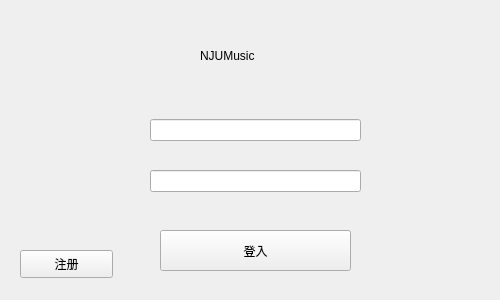
Old version of the form login_and_register/resource/ui/login.ui in the repository zyzzzasdhjk/database_project.
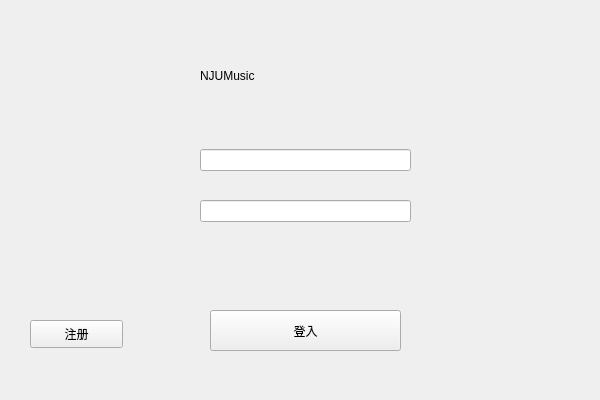
New version of the form.

Commit message: 11.23 登录注册界面重构

What changed in the file:
```diff
--- a/login_and_register/resource/ui/login.ui
+++ b/login_and_register/resource/ui/login.ui
@@ -6,20 +6,20 @@
    <rect>
     <x>0</x>
     <y>0</y>
-    <width>500</width>
-    <height>300</height>
+    <width>600</width>
+    <height>400</height>
    </rect>
   </property>
   <property name="minimumSize">
    <size>
-    <width>500</width>
-    <height>300</height>
+    <width>600</width>
+    <height>400</height>
    </size>
   </property>
   <property name="maximumSize">
    <size>
-    <width>500</width>
-    <height>300</height>
+    <width>600</width>
+    <height>400</height>
    </size>
   </property>
   <property name="windowTitle">
@@ -28,8 +28,8 @@
   <widget class="QPushButton" name="login_register_btn">
    <property name="geometry">
     <rect>
-     <x>20</x>
-     <y>250</y>
+     <x>30</x>
+     <y>320</y>
      <width>93</width>
      <height>28</height>
     </rect>
@@ -41,8 +41,8 @@
   <widget class="QPushButton" name="login_login_btn">
    <property name="geometry">
     <rect>
-     <x>160</x>
-     <y>230</y>
+     <x>210</x>
+     <y>310</y>
      <width>191</width>
      <height>41</height>
     </rect>
@@ -55,9 +55,9 @@
    <property name="geometry">
     <rect>
      <x>200</x>
-     <y>30</y>
-     <width>141</width>
-     <height>51</height>
+     <y>40</y>
+     <width>251</width>
+     <height>71</height>
     </rect>
    </property>
    <property name="styleSheet">
@@ -70,8 +70,8 @@
   <widget class="QWidget" name="layoutWidget">
    <property name="geometry">
     <rect>
-     <x>150</x>
-     <y>110</y>
+     <x>200</x>
+     <y>140</y>
      <width>211</width>
      <height>91</height>
     </rect>
@@ -81,10 +81,21 @@
      <number>20</number>
     </property>
     <item>
-     <widget class="QLineEdit" name="login_username_text"/>
+     <widget class="QLineEdit" name="login_username_text">
+      <property name="maximumSize">
+       <size>
+        <width>1000</width>
+        <height>16777215</height>
+       </size>
+      </property>
+     </widget>
     </item>
     <item>
-     <widget class="QLineEdit" name="login_password_text"/>
+     <widget class="QLineEdit" name="login_password_text">
+      <property name="echoMode">
+       <enum>QLineEdit::Password</enum>
+      </property>
+     </widget>
     </item>
    </layout>
   </widget>
```
The commit also changes 5 other files.
